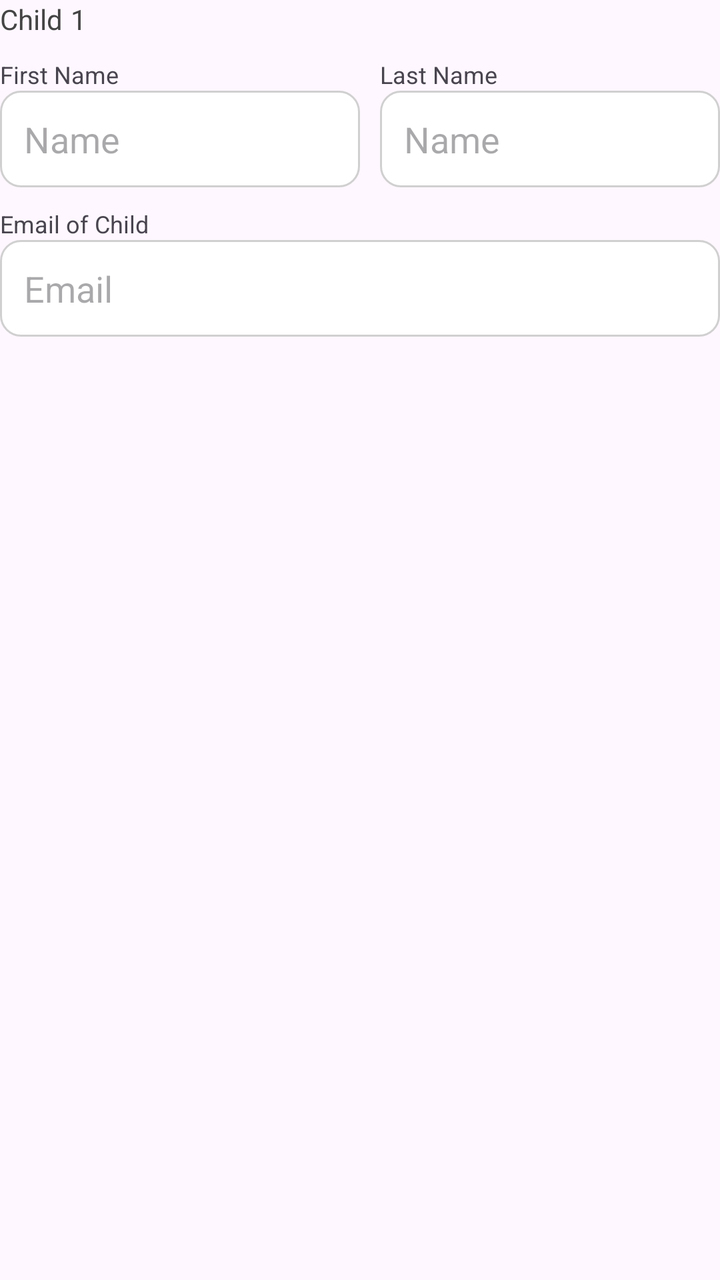
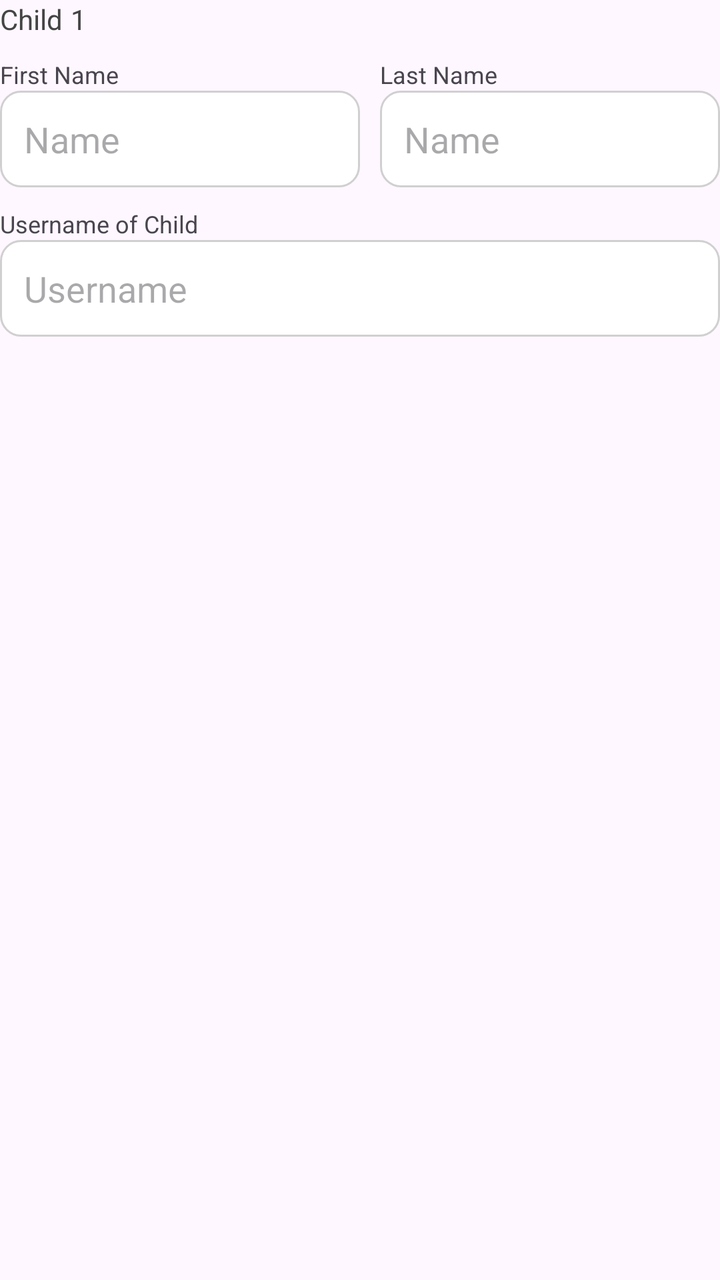

An Android layout rendered at two revisions. The XML below is the earlier revision; the diff shows what the commit changed to produce the second picture.
<!-- AndroidManifest.xml: application theme Theme.EduView -->
<!-- res/layout/form_child.xml -->
<?xml version="1.0" encoding="utf-8"?>
<LinearLayout
    xmlns:android="http://schemas.android.com/apk/res/android"
    android:layout_width="match_parent"
    android:layout_height="wrap_content"
    android:orientation="vertical"
    android:layout_marginTop="16dp">

    <LinearLayout
        android:layout_width="match_parent"
        android:layout_height="wrap_content"
        android:orientation="horizontal">

        <TextView
            android:layout_width="wrap_content"
            android:layout_height="wrap_content"
            android:text="@string/child"
            android:textSize="14sp"
            android:textColor="#444444"/>

        <TextView
            android:id="@+id/tv_child_no"
            android:layout_width="wrap_content"
            android:layout_height="wrap_content"
            android:text="@string/_1"
            android:textSize="14sp"
            android:textColor="#444444"
            android:layout_marginStart="4dp"/>

    </LinearLayout>

    <LinearLayout
        android:layout_width="match_parent"
        android:layout_height="wrap_content"
        android:baselineAligned="false"
        android:orientation="horizontal"
        android:layout_marginTop="10dp">

        <LinearLayout
            android:layout_width="match_parent"
            android:layout_height="wrap_content"
            android:orientation="vertical"
            android:layout_weight="1">

            <TextView
                android:layout_width="wrap_content"
                android:layout_height="wrap_content"
                android:text="@string/first_name"
                android:textSize="12sp"/>

            <EditText
                android:id="@+id/et_child_first_name"
                android:layout_width="match_parent"
                android:layout_height="wrap_content"
                android:hint="@string/name"
                android:importantForAutofill="no"
                android:inputType="text"
                android:background="@drawable/bg_input_rounded"/>
        </LinearLayout>

        <LinearLayout
            android:layout_width="match_parent"
            android:layout_height="wrap_content"
            android:orientation="vertical"
            android:layout_marginStart="10dp"
            android:layout_weight="1">

            <TextView
                android:layout_width="wrap_content"
                android:layout_height="wrap_content"
                android:text="@string/last_name"
                android:textSize="12sp"/>

            <EditText
                android:id="@+id/et_child_last_name"
                android:layout_width="match_parent"
                android:layout_height="wrap_content"
                android:hint="@string/name"
                android:importantForAutofill="no"
                android:inputType="text"
                android:background="@drawable/bg_input_rounded"/>
        </LinearLayout>

    </LinearLayout>

    <LinearLayout
        android:layout_width="match_parent"
        android:layout_height="wrap_content"
        android:orientation="vertical"
        android:layout_marginTop="10dp">

        <TextView
            android:layout_width="wrap_content"
            android:layout_height="wrap_content"
            android:text="Email of Child"
            android:textSize="12sp" />

        <EditText
            android:id="@+id/et_child_email"
            android:layout_width="match_parent"
            android:layout_height="wrap_content"
            android:hint="Email"
            android:importantForAutofill="no"
            android:inputType="textEmailAddress"
            android:background="@drawable/bg_input_rounded"/>
    </LinearLayout>
</LinearLayout>
<!-- resources referenced by this layout -->
<resources>
  <!-- drawable bg_input_rounded (drawable) -->
  <?xml version="1.0" encoding="utf-8"?>
  <shape xmlns:android="http://schemas.android.com/apk/res/android">
      <solid android:color="#FFFFFF"/>
      <corners android:radius="10dp"/>
      <stroke android:width="1dp" android:color="#D0D0D0"/>
      <padding android:left="12dp" android:top="12dp" android:right="12dp" android:bottom="12dp"/>
  </shape>
  <string name="_1">1</string>
  <string name="child">Child</string>
  <string name="first_name">First Name</string>
  <string name="last_name">Last Name</string>
  <string name="name">Name</string>
  <style name="Theme.EduView" parent="Base.Theme.EduView" />
  <style name="Base.Theme.EduView" parent="Theme.Material3.DayNight.NoActionBar">
          
          
      </style>
</resources>

<!-- the commit's change to res/layout/form_child.xml (unified diff, before → after) -->
@@ -92,16 +92,16 @@
         <TextView
             android:layout_width="wrap_content"
             android:layout_height="wrap_content"
-            android:text="Email of Child"
+            android:text="Username of Child"
             android:textSize="12sp" />
 
         <EditText
-            android:id="@+id/et_child_email"
+            android:id="@+id/et_child_username"
             android:layout_width="match_parent"
             android:layout_height="wrap_content"
-            android:hint="Email"
+            android:hint="Username"
             android:importantForAutofill="no"
-            android:inputType="textEmailAddress"
+            android:inputType="text"
             android:background="@drawable/bg_input_rounded"/>
     </LinearLayout>
 </LinearLayout>
